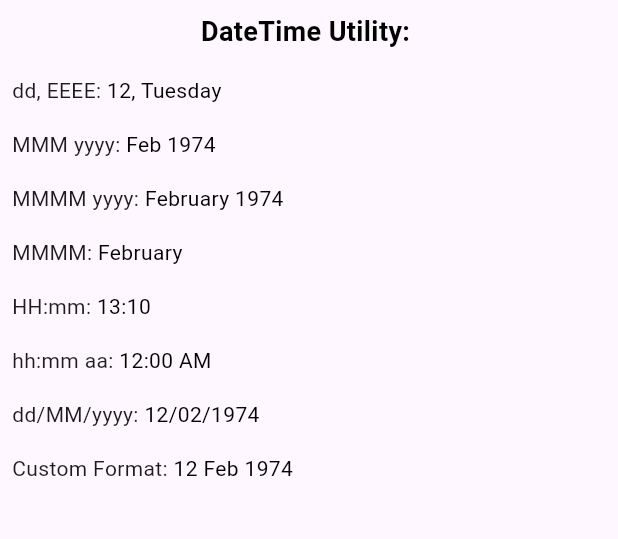
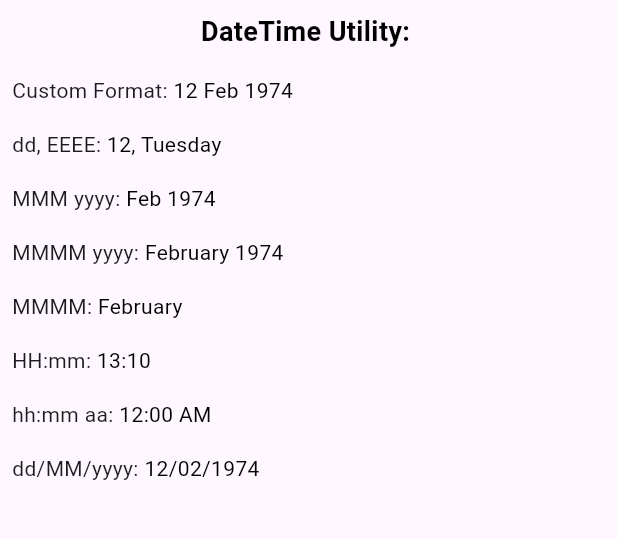
Before and after one commit to Jarvis-Technolabs/flutter_custom_utility, a Flutter app: the DateTimeUtilityExamplePage screen opened directly, on a phone screen of 412 x 824 dp, the part 84-623 px from its top. Run offline on Flutter 3.47's test engine with Material 3 defaults, Android fonts, the phone set to English and light mode, and no system bars; our stand-ins replace flutter_cache_manager, fluttertoast, open_filex.

Commit message:
Comment Fixes.....

```diff
--- a/example/lib/src/Constants/DateTimeConstants.dart
+++ /dev/null
@@ -1,3 +0,0 @@
-const String API_DATE_FORMAT = "yyyy-MM-dd'T'hh:mm:ssZ";
-
-const String FORMAT_LANGUAGE = "en";
--- /dev/null
+++ b/example/lib/src/constants/date_time_constants.dart
@@ -0,0 +1,3 @@
+const String API_DATE_TIME_FORMAT = "yyyy-MM-dd'T'hh:mm:ssZ";
+
+const String FORMAT_LANGUAGE = "en";
--- a/example/lib/src/Pages/CommonUtilityExamplePage.dart
+++ b/example/lib/src/pages/common_utility_example_page.dart
@@ -1,7 +1,5 @@
-import 'package:example/src/Constants/DateTimeConstants.dart';
 import 'package:flutter/material.dart';
-import 'package:flutter_custom_utility/DateUtil.dart';
-import 'package:flutter_custom_utility/Utilities.dart';
+import 'package:flutter_custom_utility/flutter_custom_utility.dart';
 
 class CommonUtilityExamplePage extends StatefulWidget {
   const CommonUtilityExamplePage({super.key});
@@ -66,7 +64,7 @@ class _CommonUtilityExamplePageState extends State<CommonUtilityExamplePage> {
                   const nativeUrl =
                       "instagram:instagram://user?username=severinas_app";
                   const webUrl = "https://www.instagram.com/car/";
-                  Utilities.launchAPPWEB(
+                  Utilities.launchAppOrWeb(
                       androidUrl: nativeUrl,
                       androidWebUrl: webUrl,
                       iOSUrl: nativeUrl,
--- a/example/lib/src/Pages/DateTimeUtilityExample.dart
+++ b/example/lib/src/pages/date_time_utility_example.dart
@@ -1,6 +1,6 @@
-import 'package:example/src/Constants/DateTimeConstants.dart';
+import 'package:example/src/constants/date_time_constants.dart';
 import 'package:flutter/material.dart';
-import 'package:flutter_custom_utility/DateUtil.dart';
+import 'package:flutter_custom_utility/flutter_custom_utility.dart';
 
 class DateTimeUtilityExamplePage extends StatefulWidget {
   const DateTimeUtilityExamplePage({super.key});
@@ -35,6 +35,24 @@ class _DateTimeUtilityExamplePageState
             Column(
               mainAxisAlignment: MainAxisAlignment.start,
               children: <Widget>[
+                Padding(
+                  padding: const EdgeInsets.all(8.0),
+                  child: Row(
+                    children: [
+                      const Text(
+                        'Custom Format: ',
+                      ),
+                      Text(
+                        DateUtil.getCustomDateFormat(
+                            getCustomFormat: "dd MMM yyyy",
+                            apiDateFormat: API_DATE_FORMAT,
+                            localLang: FORMAT_LANGUAGE,
+                            parseDateFormat: "1974-02-12T00:00:00.00+4"),
+                        style: const TextStyle(color: Colors.black),
+                      ),
+                    ],
+                  ),
+                ),
                 Padding(
                   padding: const EdgeInsets.all(8.0),
                   child: Row(
@@ -152,24 +170,6 @@ class _DateTimeUtilityExamplePageState
                     ],
                   ),
                 ),
-                Padding(
-                  padding: const EdgeInsets.all(8.0),
-                  child: Row(
-                    children: [
-                      const Text(
-                        'Custom Format: ',
-                      ),
-                      Text(
-                        DateUtil.getCustomDateFormat(
-                            getCustomFormat: "dd MMM yyyy",
-                            apiDateFormat: API_DATE_FORMAT,
-                            localLang: FORMAT_LANGUAGE,
-                            parseDateFormat: "1974-02-12T00:00:00.00+4"),
-                        style: const TextStyle(color: Colors.black),
-                      ),
-                    ],
-                  ),
-                ),
               ],
             ),
           ],
--- a/example/lib/src/Pages/ValidationRegexExamplePage.dart
+++ b/example/lib/src/pages/validation_regex_example_page.dart
@@ -2,8 +2,7 @@ import 'dart:async';
 
 import 'package:example/src/widget/custom_textfield_widget.dart';
 import 'package:flutter/material.dart';
-import 'package:flutter_custom_utility/Utilities.dart';
-import 'package:flutter_custom_utility/ValidationUtils.dart';
+import 'package:flutter_custom_utility/flutter_custom_utility.dart';
 
 class ValidationRegexExamplePage extends StatefulWidget {
   const ValidationRegexExamplePage({super.key});
--- a/example/pubspec.yaml
+++ b/example/pubspec.yaml
@@ -35,7 +35,6 @@ dependencies:
   intl: 0.18.1
   # The following adds the Cupertino Icons font to your application.
   # Use with the CupertinoIcons class for iOS style icons.
-  cupertino_icons: ^1.0.2
 
 dev_dependencies:
   flutter_test:
--- a/lib/DateUtil.dart
+++ /dev/null
@@ -1,100 +0,0 @@
-import 'package:intl/intl.dart';
-
-class DateUtil {
-  ///get24ClockTimeFromDateTime
-  static String get24ClockTimeFromDateTime({DateTime? dateTime}) =>
-      dateTime != null ? DateFormat("HH:mm").format(dateTime) : "";
-
-  ///get12ClockTimeFromDateTime
-  static String get12ClockTimeFromDateTime({DateTime? dateTime}) =>
-      dateTime != null ? DateFormat("hh:mm aa").format(dateTime) : "";
-
-  ///get24ClockTimeFromApiDateString
-  static String get24ClockTimeFromApiDateString(
-          {String? apiDateFormat, String? parseDateFormat}) =>
-      parseDateFormat != null && parseDateFormat.isNotEmpty
-          ? DateFormat("HH:mm")
-              .format(DateFormat(apiDateFormat).parse(parseDateFormat))
-          : "";
-
-  ///get12ClockTimeFromApiDateString
-  static String get12ClockTimeFromApiDateString(
-          {String? apiDateFormat, String? parseDateFormat}) =>
-      parseDateFormat != null && parseDateFormat.isNotEmpty
-          ? DateFormat("hh:mm aa")
-              .format(DateFormat(apiDateFormat).parse(parseDateFormat))
-          : "";
-
-  ///getDDMMYYYYFromApiDateFormat
-  static String getDDMMYYYYFromApiDateFormat(
-          {String? apiDateFormat,
-          String? parseDateFormat,
-          String? localLang}) =>
-      parseDateFormat != null && parseDateFormat.isNotEmpty
-          ? DateFormat('dd/MM/yyyy', localLang ?? 'en')
-              .format(DateFormat(apiDateFormat).parse(parseDateFormat))
-          : "";
-
-  ///Example: API Date Format "yyyy-MM-dd'T'hh:mm:ssZ"
-  static String changeApiDateFormat(
-          {String? apiDateFormat,
-          String? parseDateFormat,
-          String? getDateFormat,
-          String? localLang}) =>
-      parseDateFormat != null && parseDateFormat.isNotEmpty
-          ? DateFormat(getDateFormat, localLang ?? 'en')
-              .format(DateFormat(apiDateFormat).parse(parseDateFormat))
-          : "";
-
-  ///getSendAPIDateFormat
-  static String getSendAPIDateFormat(
-          {DateTime? apiDateFormat,
-          String? getDateFormat,
-          String? localLang}) =>
-      apiDateFormat != null
-          ? DateFormat(getDateFormat, localLang ?? 'en').format(apiDateFormat)
-          : "";
-
-  ///Custom Date Format
-  static String getCustomDateFormat(
-          {String? apiDateFormat,
-          String? parseDateFormat,
-          String? localLang,
-          String? getCustomFormat}) =>
-      parseDateFormat!.isNotEmpty
-          ? DateFormat(getCustomFormat, localLang ?? 'en')
-              .format(DateFormat(apiDateFormat).parse(parseDateFormat))
-          : "";
-
-  ///MMMM (Example: JUNE)
-  static String getFullMonthName(
-          {String? parseDateFormat,
-          String? getAPIDateFormat,
-          String? localLang}) =>
-      DateFormat("MMMM", localLang ?? 'en')
-          .format(DateFormat(getAPIDateFormat).parse(parseDateFormat!));
-
-  ///MMMM yyyy(Example: JUNE 2024)
-  static String getFullMonthNameWithYear(
-          {String? parseDateFormat,
-          String? getAPIDateFormat,
-          String? localLang}) =>
-      DateFormat("MMMM yyyy", localLang ?? 'en')
-          .format(DateFormat(getAPIDateFormat).parse(parseDateFormat!));
-
-  ///MMM yyyy(Example: jun 2024)
-  static String getMonthWithYear(
-          {String? parseDateFormat,
-          String? getAPIDateFormat,
-          String? localLang}) =>
-      DateFormat("MMM yyyy", localLang ?? 'en')
-          .format(DateFormat(getAPIDateFormat).parse(parseDateFormat!));
-
-  ///dd EEEE(Example: 05, Monday)
-  static String getDateWithDay(
-          {String? parseDateFormat,
-          String? getAPIDateFormat,
-          String? localLang}) =>
-      DateFormat("dd, EEEE", localLang ?? 'en')
-          .format(DateFormat(getAPIDateFormat).parse(parseDateFormat!));
-}
--- a/lib/common_utility.dart
+++ /dev/null
@@ -1 +0,0 @@
-library flutter_custom_utility;
--- /dev/null
+++ b/lib/src/date_util.dart
@@ -0,0 +1,124 @@
+import 'package:flutter_custom_utility/flutter_custom_utility.dart';
+import 'package:intl/intl.dart';
+
+class DateUtil {
+  ///Custom Date Format
+  static String getCustomDateFormat(
+          {String? apiDateFormat,
+          String? parseDateFormat,
+          String? localLang,
+          String? getCustomFormat}) =>
+      parseDateFormat!.isNotEmpty
+          ? DateFormat(getCustomFormat, localLang ?? 'en').format(
+              DateFormat(apiDateFormat ?? API_DATE_FORMAT)
+                  .parse(parseDateFormat))
+          : "";
+
+  ///get24ClockTimeFromDateTime
+  static String get24ClockTimeFromDateTime({
+    DateTime? dateTime,
+    String? localLang,
+  }) =>
+      dateTime != null
+          ? DateFormat("HH:mm", localLang ?? 'en').format(dateTime)
+          : "";
+
+  ///get12ClockTimeFromDateTime
+  static String get12ClockTimeFromDateTime({
+    DateTime? dateTime,
+    String? localLang,
+  }) =>
+      dateTime != null
+          ? DateFormat("hh:mm aa", localLang ?? 'en').format(dateTime)
+          : "";
+
+  ///get24ClockTimeFromApiDateString
+  static String get24ClockTimeFromApiDateString(
+          {String? apiDateFormat,
+          String? localLang,
+          String? parseDateFormat}) =>
+      parseDateFormat != null && parseDateFormat.isNotEmpty
+          ? DateFormat("HH:mm", localLang ?? 'en').format(
+              DateFormat(apiDateFormat ?? API_DATE_FORMAT)
+                  .parse(parseDateFormat))
+          : "";
+
+  ///get12ClockTimeFromApiDateString
+  static String get12ClockTimeFromApiDateString(
+          {String? apiDateFormat,
+          String? localLang,
+          String? parseDateFormat}) =>
+      parseDateFormat != null && parseDateFormat.isNotEmpty
+          ? DateFormat("hh:mm aa", localLang ?? 'en').format(
+              DateFormat(apiDateFormat ?? API_DATE_FORMAT)
+                  .parse(parseDateFormat))
+          : "";
+
+  ///getDDMMYYYYFromApiDateFormat
+  static String getDDMMYYYYFromApiDateFormat(
+          {String? apiDateFormat,
+          String? parseDateFormat,
+          String? localLang}) =>
+      parseDateFormat != null && parseDateFormat.isNotEmpty
+          ? DateFormat('dd/MM/yyyy', localLang ?? 'en').format(
+              DateFormat(apiDateFormat ?? API_DATE_FORMAT)
+                  .parse(parseDateFormat))
+          : "";
+
+  ///Example: API Date Format "yyyy-MM-dd'T'hh:mm:ssZ"
+  static String changeApiDateFormat(
+          {String? apiDateFormat,
+          String? parseDateFormat,
+          String? getDateFormat,
+          String? localLang}) =>
+      parseDateFormat != null && parseDateFormat.isNotEmpty
+          ? DateFormat(getDateFormat, localLang ?? 'en').format(
+              DateFormat(apiDateFormat ?? API_DATE_FORMAT)
+                  .parse(parseDateFormat))
+          : "";
+
+  ///getSendAPIDateFormat
+  static String getSendAPIDateFormat(
+          {DateTime? apiDateFormat,
+          String? getDateFormat,
+          String? localLang}) =>
+      apiDateFormat != null
+          ? DateFormat(getDateFormat, localLang ?? 'en').format(apiDateFormat)
+          : "";
+
+  ///MMMM (Example: JUNE)
+  static String getFullMonthName(
+          {String? parseDateFormat,
+          String? getAPIDateFormat,
+          String? localLang}) =>
+      DateFormat("MMMM", localLang ?? 'en').format(
+          DateFormat(getAPIDateFormat ?? API_DATE_FORMAT)
+              .parse(parseDateFormat!));
+
+  ///MMMM yyyy(Example: JUNE 2024)
+  static String getFullMonthNameWithYear(
+          {String? parseDateFormat,
+          String? getAPIDateFormat,
+          String? localLang}) =>
+      DateFormat("MMMM yyyy", localLang ?? 'en').format(
+          DateFormat(getAPIDateFormat ?? API_DATE_FORMAT)
+              .parse(parseDateFormat!));
+
+  ///MMM yyyy(Example: jun 2024)
+  static String getMonthWithYear(
+          {String? parseDateFormat,
+          String? getAPIDateFormat,
+          String? localLang}) =>
+      DateFormat("MMM yyyy", localLang ?? 'en').format(
+          DateFormat(getAPIDateFormat ?? API_DATE_FORMAT)
+              .parse(parseDateFormat!));
+
+  ///dd EEEE(Example: 05, Monday)
+  static String getDateWithDay(
+          {String? parseDateFormat,
+          String? getAPIDateFormat,
+          String? localLang}) =>
+      DateFormat("dd, EEEE", localLang ?? 'en').format(
+          DateFormat(getAPIDateFormat ?? API_DATE_FORMAT)
+              .parse(parseDateFormat!));
+}
--- a/lib/ValidationUtils.dart
+++ b/lib/src/validation_utils.dart
@@ -1,4 +1,4 @@
-import 'package:flutter_custom_utility/regex_validation_util.dart';
+import 'package:flutter_custom_utility/src/regex_validation_util.dart';
 
 class ValidationUtils {
   static String? validateName(
@@ -58,7 +58,7 @@ class ValidationUtils {
     }
   }
 
-  static String? validateEmptyText({
+  static String? requireFieldValidation({
     String? value,
     required String emptyErrorMsg,
   }) {
--- a/pubspec.yaml
+++ b/pubspec.yaml
@@ -11,7 +11,6 @@ dependencies:
   flutter:
     sdk: flutter
   intl: 0.18.1
-  super_tooltip: ^2.0.7
   open_filex: ^4.4.0
   fluttertoast: ^8.2.4
   url_launcher: ^6.2.5
```
Also changed, not shown: example/lib/main.dart (+3 -5 lines), lib/flutter_custom_utility.dart (added, +8 -0 lines), lib/src/constant/common_constant.dart (added, +8 -0 lines), lib/src/constant/regex_constant.dart (renamed from lib/RegexConstant.dart, +0 -9 lines), lib/src/regex_validation_util.dart (renamed from lib/regex_validation_util.dart, +1 -17 lines), lib/src/utilities.dart (renamed from lib/Utilities.dart, +16 -33 lines), example/pubspec.lock, 2 other files.
